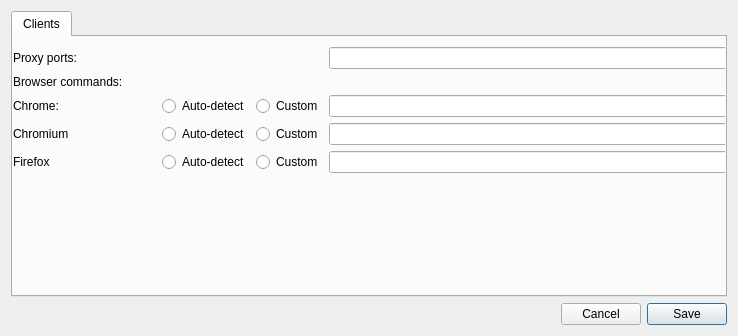
Qt form src/views/preferences_window.ui (evanrolfe/pntest) before a commit.
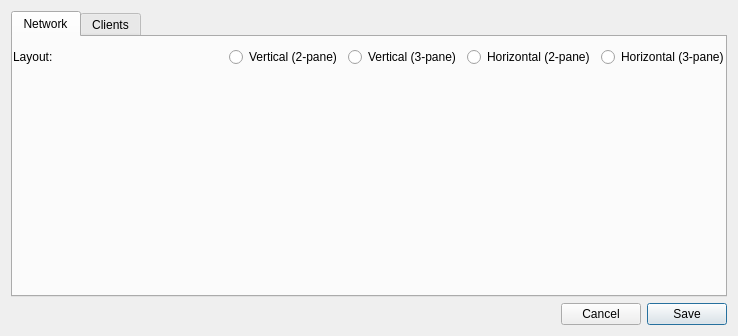
The same form after that commit.

Commit message: WIP: set layout in preferences & colourful method+status columns

The edit to the form file:
```diff
--- a/src/views/preferences_window.ui
+++ b/src/views/preferences_window.ui
@@ -19,7 +19,95 @@
      <property name="currentIndex">
       <number>0</number>
      </property>
-     <widget class="QWidget" name="tab">
+     <widget class="QWidget" name="networkTab">
+      <attribute name="title">
+       <string>Network</string>
+      </attribute>
+      <widget class="QWidget" name="layoutWidget2">
+       <property name="geometry">
+        <rect>
+         <x>0</x>
+         <y>0</y>
+         <width>716</width>
+         <height>237</height>
+        </rect>
+       </property>
+       <layout class="QVBoxLayout" name="verticalLayout2">
+        <property name="topMargin">
+         <number>10</number>
+        </property>
+        <item>
+         <layout class="QHBoxLayout" name="horizontalLayout_42"/>
+        </item>
+        <item>
+         <layout class="QHBoxLayout" name="horizontalLayout_62">
+          <item>
+           <widget class="QLabel" name="label_22">
+            <property name="text">
+             <string>Layout:</string>
+            </property>
+           </widget>
+          </item>
+          <item>
+           <spacer name="horizontalSpacer_22">
+            <property name="orientation">
+             <enum>Qt::Horizontal</enum>
+            </property>
+            <property name="sizeHint" stdset="0">
+             <size>
+              <width>40</width>
+              <height>20</height>
+             </size>
+            </property>
+           </spacer>
+          </item>
+          <item>
+           <widget class="QRadioButton" name="vertical1">
+            <property name="text">
+             <string>Vertical (2-pane)</string>
+            </property>
+           </widget>
+          </item>
+          <item>
+           <widget class="QRadioButton" name="vertical2">
+            <property name="text">
+             <string>Vertical (3-pane)</string>
+            </property>
+           </widget>
+          </item>
+          <item>
+           <widget class="QRadioButton" name="horizontal1">
+            <property name="text">
+             <string>Horizontal (2-pane)</string>
+            </property>
+           </widget>
+          </item>
+          <item>
+           <widget class="QRadioButton" name="horizontal2">
+            <property name="text">
+             <string>Horizontal (3-pane)</string>
+            </property>
+           </widget>
+          </item>
+         </layout>
+        </item>
+        <item>
+         <spacer name="verticalSpacer_2">
+          <property name="orientation">
+           <enum>Qt::Vertical</enum>
+          </property>
+          <property name="sizeHint" stdset="0">
+           <size>
+            <width>20</width>
+            <height>13</height>
+           </size>
+          </property>
+         </spacer>
+        </item>
+       </layout>
+      </widget>
+     </widget>
+     <widget class="QWidget" name="clientsTab">
       <attribute name="title">
        <string>Clients</string>
       </attribute>
```
The commit also changes 15 other files.
